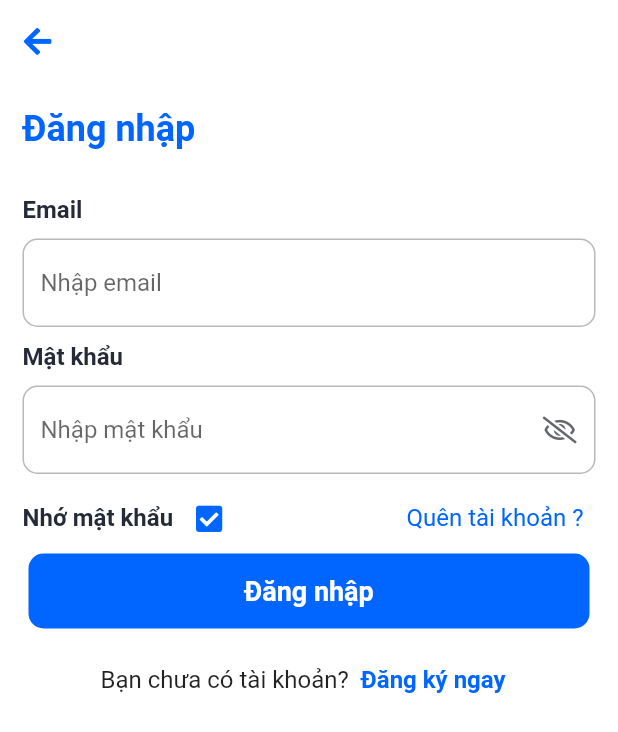
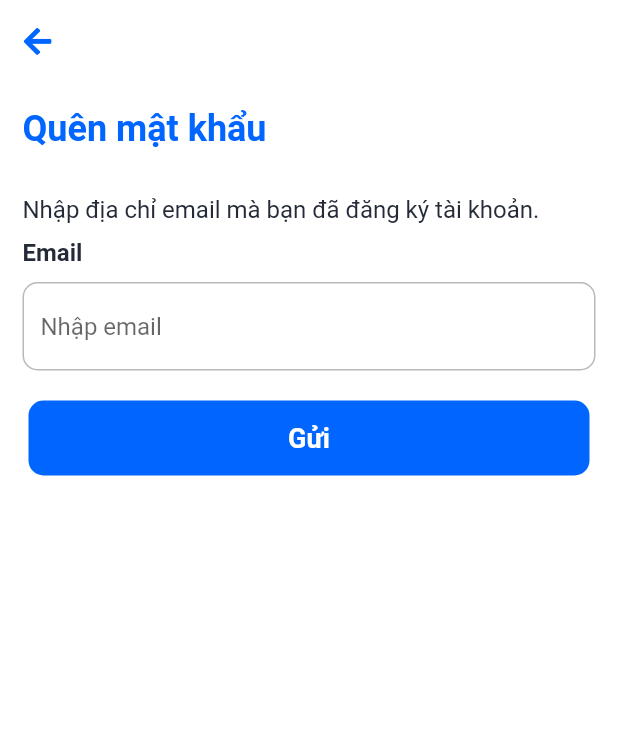
Before and after one commit to TripleT511/Travel_App, a Flutter app: the LoginPage screen opened directly, after a tap on "Quên tài khoản ?", on a phone screen of 412 x 824 dp. Shown: the top 732 px of the screen. Run offline on Flutter 3.47's test engine with Material 2 defaults, Android fonts, the light colour scheme and no system bars; our stand-ins replace carousel_slider, flutter_spinkit, font_awesome_flutter, image_picker, location, shared_preferences and 1 more; missing offline and left inert: mapbox_gl; accounts and stored records are empty; network calls fail.

Commit message:
Update ResetPassword

```diff
--- a/lib/Views/LoginRegister/login_page.dart
+++ b/lib/Views/LoginRegister/login_page.dart
@@ -3,6 +3,7 @@ import 'package:font_awesome_flutter/font_awesome_flutter.dart';
 import 'package:shared_preferences/shared_preferences.dart';
 import 'package:vietnam_travel_app/Providers/user_provider.dart';
 import 'package:vietnam_travel_app/Views/LoginRegister/register_page.dart';
+import 'package:vietnam_travel_app/Views/ResetPassword/check_email.dart';
 import 'package:vietnam_travel_app/main.dart';
 
 class LoginPage extends StatefulWidget {
@@ -221,7 +222,14 @@ class LoginPageState extends State<LoginPage> {
                   Container(
                     margin: const EdgeInsets.only(right: 15),
                     child: TextButton(
-                        onPressed: () {},
+                      onPressed: () {
+                        Navigator.push(
+                          context,
+                          MaterialPageRoute(
+                            builder: (context) => const CheckEmailPage(),
+                          ),
+                        );
+                      },
                       child: const Text(
                         "Quên tài khoản ?",
                         style: TextStyle(
@@ -229,8 +237,9 @@ class LoginPageState extends State<LoginPage> {
                             fontFamily: 'Roboto',
                             fontSize: 16,
                             fontWeight: FontWeight.w400),
-                        )),
-                  )
+                      ),
+                    ),
+                  ),
                 ],
               ),
               Container(
--- /dev/null
+++ b/lib/Views/ResetPassword/check_email.dart
@@ -0,0 +1,155 @@
+import 'package:flutter/material.dart';
+import 'package:font_awesome_flutter/font_awesome_flutter.dart';
+import 'package:vietnam_travel_app/Providers/user_provider.dart';
+import 'package:vietnam_travel_app/Views/ResetPassword/confirm_token.dart';
+
+class CheckEmailPage extends StatefulWidget {
+  const CheckEmailPage({Key? key}) : super(key: key);
+
+  @override
+  State<StatefulWidget> createState() {
+    return CheckEmailPageState();
+  }
+}
+
+class CheckEmailPageState extends State<CheckEmailPage> {
+  TextEditingController txtEmail = TextEditingController();
+  final formKey = GlobalKey<FormState>();
+
+  void _sendEmail() async {
+    if (formKey.currentState!.validate()) {
+      bool isSuccess = await UserProvider.sendEmail(txtEmail.text);
+
+      if (isSuccess) {
+        Navigator.push(
+          context,
+          MaterialPageRoute(
+            builder: (context) => ConfirmTokenPage(
+              email: txtEmail.text,
+            ),
+          ),
+        );
+      } else {
+        const snackBar = SnackBar(
+            content: Text(
+                'Có lỗi xảy ra, vui lòng kiểm tra lại toàn bộ thông tin.'));
+        ScaffoldMessenger.of(context).showSnackBar(snackBar);
+      }
+    }
+  }
+
+  @override
+  Widget build(BuildContext context) {
+    return Scaffold(
+      backgroundColor: const Color(0XFFFFFFFF),
+      appBar: AppBar(
+        elevation: 0,
+        leadingWidth: 50,
+        leading: IconButton(
+          onPressed: () {
+            Navigator.pop(context);
+          },
+          icon: const FaIcon(
+            FontAwesomeIcons.arrowLeft,
+            color: Color(0XFF0066FF),
+            size: 21,
+          ),
+        ),
+        backgroundColor: const Color(0XFFFFFFFF),
+      ),
+      body: SingleChildScrollView(
+        child: Form(
+          key: formKey,
+          child: Column(
+            children: [
+              Container(
+                margin: const EdgeInsets.only(left: 15, top: 15, bottom: 10),
+                alignment: Alignment.centerLeft,
+                child: const Text(
+                  "Quên mật khẩu",
+                  style: TextStyle(
+                    fontSize: 24,
+                    fontWeight: FontWeight.w700,
+                    fontFamily: 'Roboto',
+                    height: 1.2,
+                    color: Color(0XFF0066FF),
+                  ),
+                ),
+              ),
+              Container(
+                alignment: Alignment.centerLeft,
+                padding: const EdgeInsets.only(
+                    top: 20, left: 15, right: 15, bottom: 10),
+                child: const Text(
+                  "Nhập địa chỉ email mà bạn đã đăng ký tài khoản.",
+                  style: TextStyle(
+                      fontWeight: FontWeight.w400,
+                      fontSize: 16,
+                      color: Color(0XFF242A37)),
+                ),
+              ),
+              Container(
+                alignment: Alignment.centerLeft,
+                padding: const EdgeInsets.only(left: 15, right: 15, bottom: 10),
+                child: const Text(
+                  "Email",
+                  style: TextStyle(
+                      fontWeight: FontWeight.bold,
+                      fontSize: 16,
+                      color: Color(0XFF242A37)),
+                ),
+              ),
+              Container(
+                padding: const EdgeInsets.only(left: 15, bottom: 10, right: 15),
+                child: TextFormField(
+                  controller: txtEmail,
+                  decoration: InputDecoration(
+                    hintText: "Nhập email",
+                    enabledBorder: OutlineInputBorder(
+                      borderSide:
+                          const BorderSide(width: 1, color: Color(0XFFB9B9B9)),
+                      borderRadius: BorderRadius.circular(10),
+                    ),
+                    focusedBorder: OutlineInputBorder(
+                      borderSide:
+                          const BorderSide(width: 1, color: Color(0XFF0066FF)),
+                      borderRadius: BorderRadius.circular(10),
+                    ),
+                  ),
+                  validator: (value) {
+                    if (value!.isEmpty) {
+                      return "Email không được bỏ trống";
+                    } else {
+                      return null;
+                    }
+                  },
+                ),
+              ),
+              Container(
+                margin: const EdgeInsets.only(top: 10, left: 15, right: 15),
+                width: 374,
+                height: 50,
+                decoration: BoxDecoration(
+                    borderRadius: BorderRadius.circular(10),
+                    color: const Color(0XFF0066FF)),
+                child: TextButton(
+                  onPressed: () {
+                    _sendEmail();
+                  },
+                  child: const Text(
+                    "Gửi",
+                    style: TextStyle(
+                        color: Colors.white,
+                        fontSize: 18,
+                        fontFamily: 'Roboto',
+                        fontWeight: FontWeight.w700),
+                  ),
+                ),
+              ),
+            ],
+          ),
+        ),
+      ),
+    );
+  }
+}
--- a/lib/home_tab.dart
+++ b/lib/home_tab.dart
@@ -16,7 +16,6 @@ import 'package:vietnam_travel_app/chitiet_dia_danh.dart';
 import 'package:vietnam_travel_app/edit_post.dart';
 import 'package:vietnam_travel_app/personal_page.dart';
 import 'package:vietnam_travel_app/chitiet_nhu_cau.dart';
-import 'package:flutter/cupertino.dart';
 
 class HomePage extends StatefulWidget {
   const HomePage({Key? key}) : super(key: key);
@@ -28,7 +27,6 @@ class HomePage extends StatefulWidget {
 }
 
 class HomePageState extends State<HomePage> {
-  ScrollController _scrollPost = ScrollController();
   int currentLoad = 1;
   final List<Column> imgListBaiViet = [];
   List<NhuCauObject> lstNC = [];
@@ -85,8 +83,8 @@ class HomePageState extends State<HomePage> {
     setState(() {});
   }
 
-    void loadListBaiVietKhiLike() async {
-  final data = await BaiVietProvider.getAllBaiViet();
+  void loadListBaiVietKhiLike() async {
+    final data = await BaiVietProvider.getAllBaiViet();
     final data2 = await BaiVietProvider.getAllBaiVietNoiBat();
     setState(() {
       lstBaiViet = data;
--- a/lib/main.dart
+++ b/lib/main.dart
@@ -1,5 +1,6 @@
 import 'package:flutter/material.dart';
 import 'package:font_awesome_flutter/font_awesome_flutter.dart';
+import 'package:vietnam_travel_app/Views/LoginRegister/login_page.dart';
 import 'package:vietnam_travel_app/Views/SplashScreen/splash_page1.dart';
 import 'package:vietnam_travel_app/home_tab.dart';
 import 'package:vietnam_travel_app/map_page.dart';
--- a/lib/seemore_page.dart
+++ b/lib/seemore_page.dart
@@ -2,6 +2,7 @@ import 'dart:convert';
 
 import 'package:flutter/material.dart';
 import 'package:shared_preferences/shared_preferences.dart';
+import 'package:vietnam_travel_app/Global/variables.dart';
 import 'package:vietnam_travel_app/Models/user_object.dart';
 import 'package:vietnam_travel_app/Providers/user_provider.dart';
 import 'package:vietnam_travel_app/Views/SplashScreen/splash_page2.dart';
@@ -20,8 +21,7 @@ class SeeMorePage extends StatefulWidget {
 
 class SeeMorePageState extends State<SeeMorePage> {
   late final UserObject user;
-  String hinhAnh =
-      'https://shielded-lowlands-87962.herokuapp.com/images/user-default.jpg';
+  String hinhAnh = urlImage + 'images/user-default.jpg';
   String hoTen = '';
   void _logout() async {
     bool log = await UserProvider.logout();
@@ -41,7 +41,7 @@ class SeeMorePageState extends State<SeeMorePage> {
     user = UserObject.fromJson(jsonDecode(us));
     setState(() {
       hoTen = user.hoTen;
-      hinhAnh = 'https://shielded-lowlands-87962.herokuapp.com/' + img;
+      hinhAnh = urlImage + img;
     });
   }
 
```
Also changed, not shown: lib/Providers/user_provider.dart (+37 -3 lines), lib/Views/ResetPassword/confirm_token.dart (added, +162 -0 lines), lib/Views/ResetPassword/reset_password.dart (added, +236 -0 lines). Lines whose indentation alone changed are shown as unchanged.
